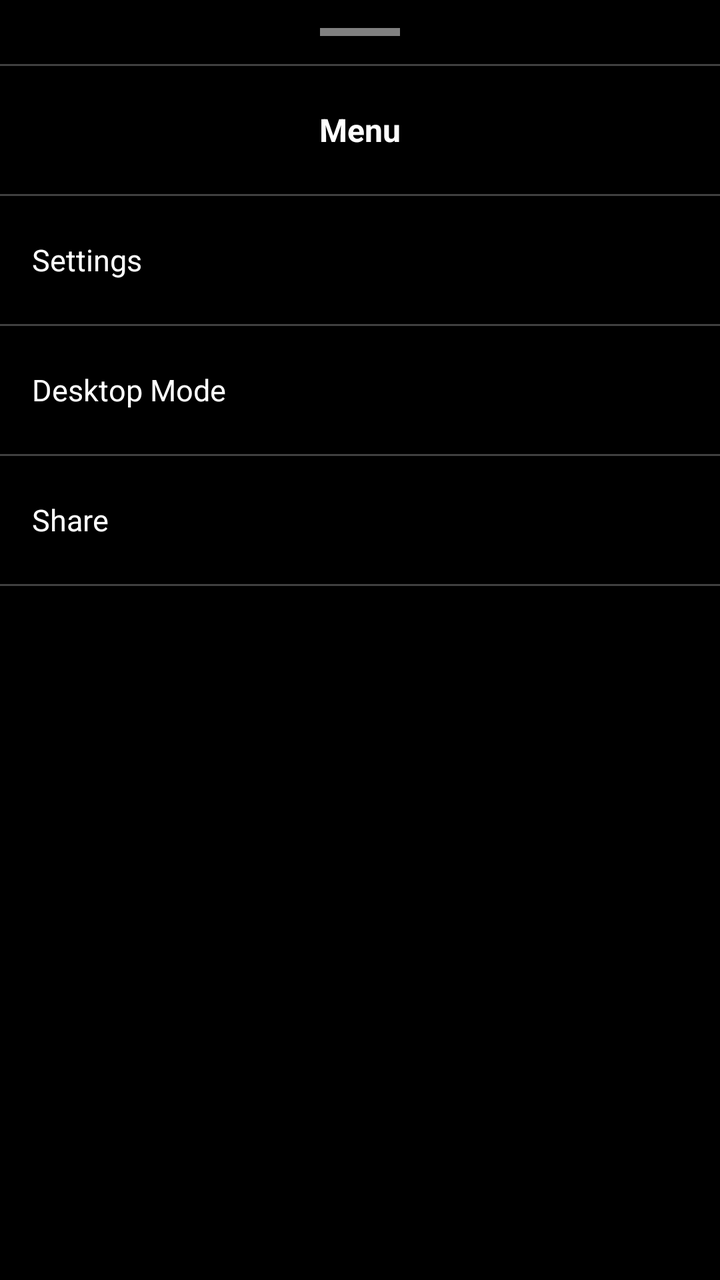
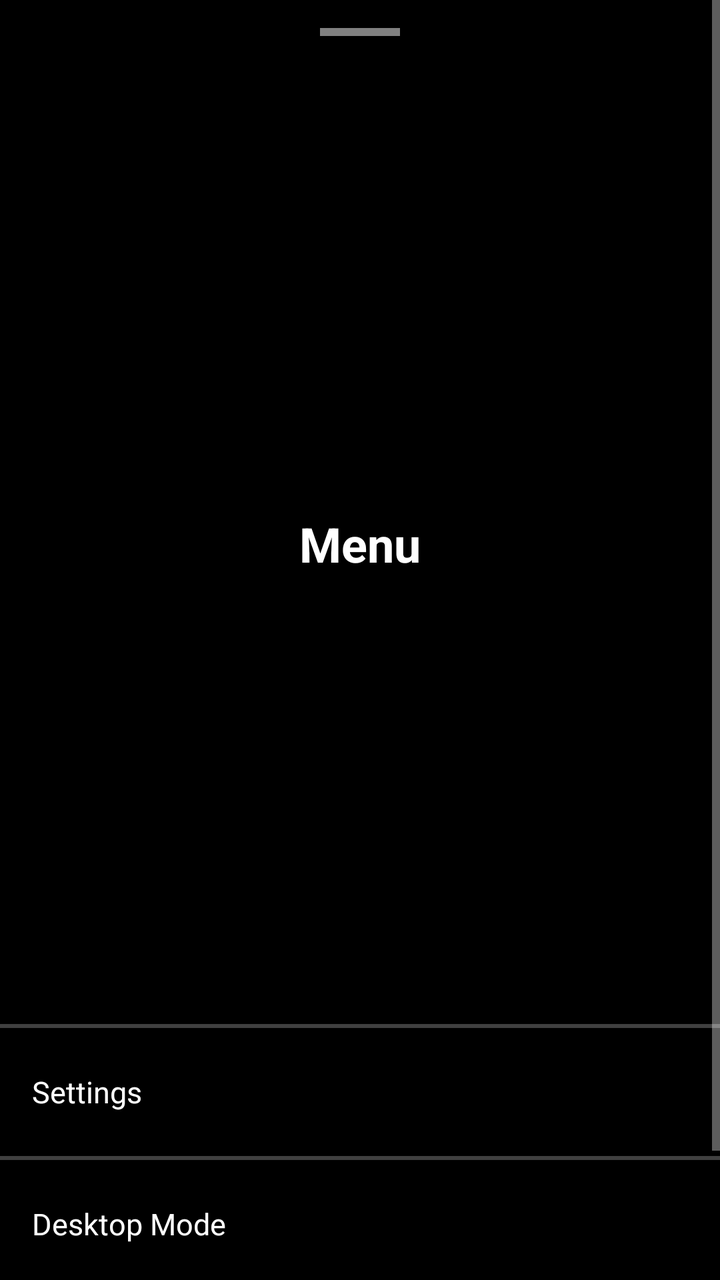

Compare the two renders of this Android layout. The source of the first and the diff that turns it into the second are given below.
<!-- AndroidManifest.xml: application theme Theme.GeckoBrowser -->
<!-- res/layout/activity_bottom_sheet_menu.xml -->
<?xml version="1.0" encoding="utf-8"?>
<ScrollView xmlns:android="http://schemas.android.com/apk/res/android"
    android:layout_width="match_parent"
    android:layout_height="match_parent"
    android:background="@android:color/black"
    android:fillViewport="true">

    <LinearLayout
        android:layout_width="match_parent"
        android:layout_height="wrap_content"
        android:orientation="vertical">

        <FrameLayout
            android:layout_width="match_parent"
            android:layout_height="32dp"
            android:gravity="center">

            <View
                android:layout_width="40dp"
                android:layout_height="4dp"
                android:layout_gravity="center"
                android:background="#80FFFFFF" />
        </FrameLayout>

        <View
            android:layout_width="match_parent"
            android:layout_height="1dp"
            android:background="@color/divider" />

        <TextView
            android:id="@+id/sheetTitle"
            android:layout_width="match_parent"
            android:layout_height="64dp"
            android:gravity="center"
            android:text="@string/more_menu_title"
            android:textColor="@color/text_primary"
            android:textSize="16sp"
            android:textStyle="bold" />

        <View
            android:layout_width="match_parent"
            android:layout_height="1dp"
            android:background="@color/divider" />

        <TextView
            android:id="@+id/sheetSettings"
            android:layout_width="match_parent"
            android:layout_height="64dp"
            android:background="?android:attr/selectableItemBackground"
            android:gravity="center_vertical"
            android:paddingHorizontal="16dp"
            android:text="@string/menu_settings"
            android:textColor="@color/text_primary"
            android:textSize="15sp" />

        <View
            android:layout_width="match_parent"
            android:layout_height="1dp"
            android:background="@color/divider" />

        <TextView
            android:id="@+id/sheetDesktopMode"
            android:layout_width="match_parent"
            android:layout_height="64dp"
            android:background="?android:attr/selectableItemBackground"
            android:gravity="center_vertical"
            android:paddingHorizontal="16dp"
            android:text="@string/menu_desktop_mode"
            android:textColor="@color/text_primary"
            android:textSize="15sp" />

        <View
            android:layout_width="match_parent"
            android:layout_height="1dp"
            android:background="@color/divider" />

        <TextView
            android:id="@+id/sheetShare"
            android:layout_width="match_parent"
            android:layout_height="64dp"
            android:background="?android:attr/selectableItemBackground"
            android:gravity="center_vertical"
            android:paddingHorizontal="16dp"
            android:text="@string/menu_share"
            android:textColor="@color/text_primary"
            android:textSize="15sp" />

        <View
            android:layout_width="match_parent"
            android:layout_height="1dp"
            android:background="@color/divider" />

    </LinearLayout>
</ScrollView>
<!-- resources referenced by this layout -->
<resources>
  <color name="divider">#80808080</color>
  <color name="text_primary">@android:color/white</color>
  <string name="menu_desktop_mode">Desktop Mode</string>
  <string name="menu_settings">Settings</string>
  <string name="menu_share">Share</string>
  <string name="more_menu_title">Menu</string>
  <style name="Theme.GeckoBrowser" parent="Theme.AppCompat.NoActionBar">
          <item name="android:windowNoTitle">true</item>
          <item name="android:windowFullscreen">false</item>
          <item name="android:statusBarColor">@android:color/black</item>
          <item name="android:navigationBarColor">@android:color/black</item>
          <item name="android:windowBackground">@color/bg</item>
      </style>
  <color name="bg">@android:color/black</color>
</resources>

<!-- the commit's change to res/layout/activity_bottom_sheet_menu.xml (unified diff, before → after) -->
@@ -22,24 +22,27 @@
                 android:background="#80FFFFFF" />
         </FrameLayout>
 
-        <View
+        <FrameLayout
             android:layout_width="match_parent"
-            android:layout_height="1dp"
-            android:background="@color/divider" />
+            android:layout_height="480dp"
+            android:background="@android:color/black">
 
-        <TextView
-            android:id="@+id/sheetTitle"
-            android:layout_width="match_parent"
-            android:layout_height="64dp"
-            android:gravity="center"
-            android:text="@string/more_menu_title"
-            android:textColor="@color/text_primary"
-            android:textSize="16sp"
-            android:textStyle="bold" />
+            <TextView
+                android:id="@+id/sheetTitle"
+                android:layout_width="match_parent"
+                android:layout_height="wrap_content"
+                android:layout_gravity="center"
+                android:gravity="center"
+                android:paddingHorizontal="16dp"
+                android:text="@string/more_menu_title"
+                android:textColor="@color/text_primary"
+                android:textSize="24sp"
+                android:textStyle="bold" />
+        </FrameLayout>
 
         <View
             android:layout_width="match_parent"
-            android:layout_height="1dp"
+            android:layout_height="2dp"
             android:background="@color/divider" />
 
         <TextView
@@ -55,7 +58,7 @@
 
         <View
             android:layout_width="match_parent"
-            android:layout_height="1dp"
+            android:layout_height="2dp"
             android:background="@color/divider" />
 
         <TextView
@@ -71,7 +74,7 @@
 
         <View
             android:layout_width="match_parent"
-            android:layout_height="1dp"
+            android:layout_height="2dp"
             android:background="@color/divider" />
 
         <TextView
@@ -87,7 +90,7 @@
 
         <View
             android:layout_width="match_parent"
-            android:layout_height="1dp"
+            android:layout_height="2dp"
             android:background="@color/divider" />
 
     </LinearLayout>
